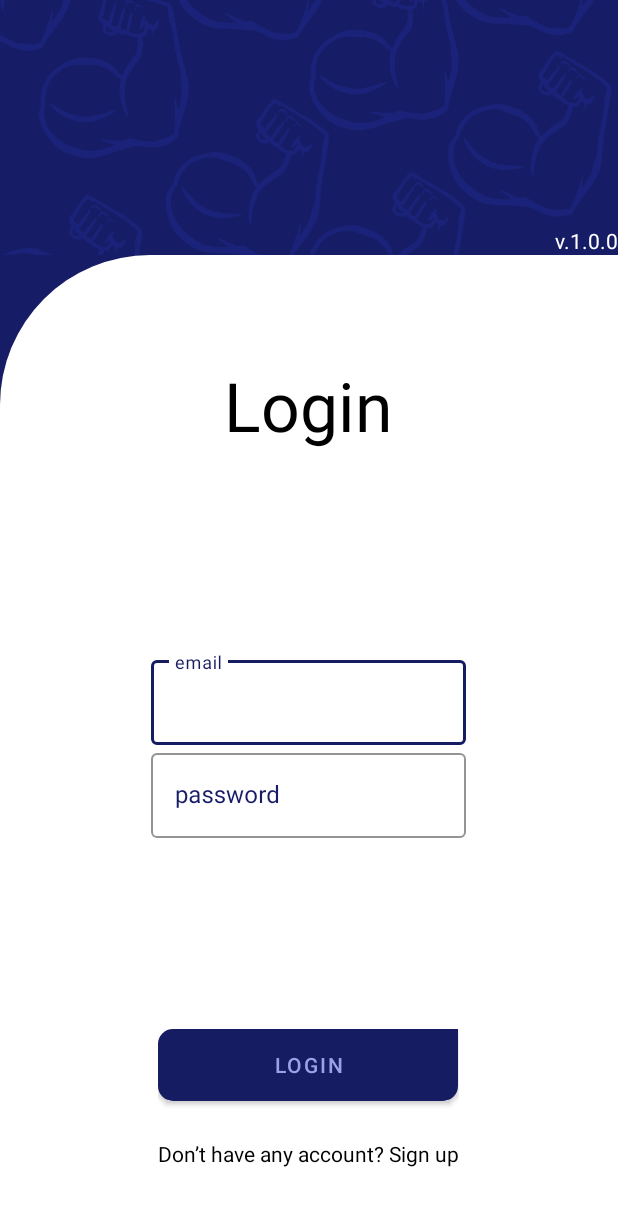
After one commit to JuanGarciaGomez/BeamApp, an Android app: the layout activity_login.xml on its own in the app's theme, with its tools: preview values and no code run, on a phone screen of 412 x 824 dp. The commit adds this screen. Shown: the top 1206 px of the screen. Run offline under Robolectric (Android 15) with nearby library versions, the phone set to English and light mode, and no system bars.

Commit message:
LoginUI
Was developed the screen that show up when you open the app.

```diff
--- a/app/build.gradle
+++ b/app/build.gradle
@@ -29,6 +29,10 @@ android {
     kotlinOptions {
         jvmTarget = '1.8'
     }
+
+    buildFeatures{
+        viewBinding = true
+    }
 }
 
 dependencies {
--- a/app/src/main/AndroidManifest.xml
+++ b/app/src/main/AndroidManifest.xml
@@ -8,9 +8,9 @@
         android:label="@string/app_name"
         android:roundIcon="@mipmap/ic_launcher_round"
         android:supportsRtl="true"
-        android:theme="@style/Theme.BeamApp">
+        android:theme="@style/Theme.App">
         <activity
-            android:name=".MainActivity"
+            android:name=".LoginActivity"
             android:exported="true">
             <intent-filter>
                 <action android:name="android.intent.action.MAIN" />
--- /dev/null
+++ b/app/src/main/java/beam/app/LoginActivity.kt
@@ -0,0 +1,30 @@
+package beam.app
+
+import android.R
+import android.os.Bundle
+import android.view.View
+import android.view.Window
+import android.view.WindowManager
+import androidx.appcompat.app.AppCompatActivity
+import androidx.core.content.ContextCompat
+import beam.app.databinding.ActivityLoginBinding
+
+
+class LoginActivity : AppCompatActivity() {
+    override fun onCreate(savedInstanceState: Bundle?) {
+        super.onCreate(savedInstanceState)
+
+        val binding = ActivityLoginBinding.inflate(layoutInflater)
+        setContentView(binding.root)
+
+        /**
+         * method that hide the action bar
+         * */
+        window.setFlags(
+            WindowManager.LayoutParams.FLAG_FULLSCREEN,
+            WindowManager.LayoutParams.FLAG_FULLSCREEN
+        )
+        window.decorView.systemUiVisibility = View.SYSTEM_UI_FLAG_FULLSCREEN
+        actionBar?.hide()
+    }
+}
--- a/app/src/main/java/beam/app/MainActivity.kt
+++ /dev/null
@@ -1,11 +0,0 @@
-package beam.app
-
-import androidx.appcompat.app.AppCompatActivity
-import android.os.Bundle
-
-class MainActivity : AppCompatActivity() {
-    override fun onCreate(savedInstanceState: Bundle?) {
-        super.onCreate(savedInstanceState)
-        setContentView(R.layout.activity_main)
-    }
-}
--- /dev/null
+++ b/app/src/main/res/drawable/shape_button.xml
@@ -0,0 +1,8 @@
+<shape xmlns:android="http://schemas.android.com/apk/res/android"
+    android:shape="rectangle">
+
+    <solid android:color="@color/back_ground_login" />
+    <corners android:topLeftRadius="10dp"
+            android:bottomLeftRadius="10dp"
+            android:bottomRightRadius="10dp"/>
+</shape>
--- /dev/null
+++ b/app/src/main/res/drawable/shape_login.xml
@@ -0,0 +1,7 @@
+<?xml version="1.0" encoding="utf-8"?>
+<shape xmlns:android="http://schemas.android.com/apk/res/android"
+    android:shape="rectangle">
+
+    <solid android:color="@color/white" />
+    <corners android:topLeftRadius="100dp" />
+</shape>
--- /dev/null
+++ b/app/src/main/res/layout/activity_login.xml
@@ -0,0 +1,124 @@
+<?xml version="1.0" encoding="utf-8"?>
+<LinearLayout xmlns:android="http://schemas.android.com/apk/res/android"
+    xmlns:app="http://schemas.android.com/apk/res-auto"
+    xmlns:tools="http://schemas.android.com/tools"
+    android:layout_width="match_parent"
+    android:layout_height="match_parent"
+    android:background="@color/back_ground_login"
+    android:orientation="vertical"
+    tools:context=".LoginActivity">
+
+    <RelativeLayout
+        android:layout_width="wrap_content"
+        android:layout_height="170dp"
+        android:orientation="vertical">
+
+        <ImageView
+            android:layout_width="wrap_content"
+            android:layout_height="170dp"
+            android:scaleType="centerCrop"
+            android:src="@drawable/arms" />
+
+        <TextView
+            android:id="@+id/version"
+            android:layout_width="wrap_content"
+            android:layout_height="wrap_content"
+            android:layout_alignParentEnd="true"
+            android:layout_alignParentBottom="true"
+            android:text="@string/v_1_0_0"
+            android:textColor="@color/white" />
+
+    </RelativeLayout>
+
+    <FrameLayout
+        android:layout_width="match_parent"
+        android:layout_height="match_parent"
+        android:layout_gravity="bottom"
+        android:background="@drawable/shape_login">
+
+        <LinearLayout
+            android:layout_width="wrap_content"
+            android:layout_height="wrap_content"
+            android:layout_gravity="center_horizontal"
+            android:layout_marginTop="70dp"
+            android:orientation="vertical">
+
+            <TextView
+                android:id="@+id/login_view"
+                android:layout_width="wrap_content"
+                android:layout_height="wrap_content"
+                android:layout_gravity="center_horizontal"
+                android:text="@string/login"
+                android:textColor="@color/black"
+                android:textSize="45sp" />
+
+        </LinearLayout>
+
+        <LinearLayout
+            android:layout_width="wrap_content"
+            android:layout_height="wrap_content"
+            android:layout_gravity="center"
+            android:orientation="vertical">
+
+
+            <com.google.android.material.textfield.TextInputLayout
+                android:id="@+id/outline_text_email"
+                style="@style/Widget.MaterialComponents.TextInputLayout.OutlinedBox"
+                android:layout_width="210dp"
+                android:layout_height="wrap_content"
+                android:layout_gravity="center"
+                android:hint="@string/email"
+                android:textColorHint="@color/back_ground_login"
+                app:boxStrokeColor="@color/first_color">
+
+                <com.google.android.material.textfield.TextInputEditText
+                    android:layout_width="match_parent"
+                    android:layout_height="wrap_content"
+                    android:textColor="@color/back_ground_login" />
+            </com.google.android.material.textfield.TextInputLayout>
+
+            <com.google.android.material.textfield.TextInputLayout
+                android:id="@+id/outline_text_pass"
+                style="@style/Widget.MaterialComponents.TextInputLayout.OutlinedBox"
+                android:layout_width="210dp"
+                android:layout_height="wrap_content"
+                android:layout_gravity="center"
+                android:hint="@string/password"
+                android:textColorHint="@color/back_ground_login"
+                app:boxStrokeColor="@color/first_color">
+
+                <com.google.android.material.textfield.TextInputEditText
+                    android:layout_width="match_parent"
+                    android:layout_height="wrap_content"
+                    android:textColor="@color/back_ground_login" />
+            </com.google.android.material.textfield.TextInputLayout>
+
+        </LinearLayout>
+
+        <LinearLayout
+            android:layout_width="wrap_content"
+            android:layout_height="wrap_content"
+            android:layout_gravity="bottom|center"
+            android:layout_marginBottom="45dp"
+            android:orientation="vertical">
+
+            <Button
+                android:layout_width="200dp"
+                android:layout_height="wrap_content"
+                android:layout_gravity="bottom|center"
+                android:background="@drawable/shape_button"
+                android:text="@string/login" />
+
+            <TextView
+                android:id="@+id/sign_in"
+                android:layout_width="wrap_content"
+                android:layout_height="wrap_content"
+                android:layout_gravity="center_horizontal"
+                android:layout_marginTop="25dp"
+                android:text="@string/don_t_have_any_account_sign_up"
+                android:textColor="@color/black" />
+
+        </LinearLayout>
+
+    </FrameLayout>
+</LinearLayout>
--- a/app/src/main/res/layout/activity_main.xml
+++ /dev/null
@@ -1,18 +0,0 @@
-<?xml version="1.0" encoding="utf-8"?>
-<androidx.constraintlayout.widget.ConstraintLayout xmlns:android="http://schemas.android.com/apk/res/android"
-    xmlns:app="http://schemas.android.com/apk/res-auto"
-    xmlns:tools="http://schemas.android.com/tools"
-    android:layout_width="match_parent"
-    android:layout_height="match_parent"
-    tools:context=".MainActivity">
-
-    <TextView
-        android:layout_width="wrap_content"
-        android:layout_height="wrap_content"
-        android:text="Hello World!"
-        app:layout_constraintBottom_toBottomOf="parent"
-        app:layout_constraintLeft_toLeftOf="parent"
-        app:layout_constraintRight_toRightOf="parent"
-        app:layout_constraintTop_toTopOf="parent" />
-
-</androidx.constraintlayout.widget.ConstraintLayout>
--- a/app/src/main/res/values-night/themes.xml
+++ /dev/null
@@ -1,16 +0,0 @@
-<resources xmlns:tools="http://schemas.android.com/tools">
-    <!-- Base application theme. -->
-    <style name="Theme.BeamApp" parent="Theme.MaterialComponents.DayNight.DarkActionBar">
-        <!-- Primary brand color. -->
-        <item name="colorPrimary">@color/purple_200</item>
-        <item name="colorPrimaryVariant">@color/purple_700</item>
-        <item name="colorOnPrimary">@color/black</item>
-        <!-- Secondary brand color. -->
-        <item name="colorSecondary">@color/teal_200</item>
-        <item name="colorSecondaryVariant">@color/teal_200</item>
-        <item name="colorOnSecondary">@color/black</item>
-        <!-- Status bar color. -->
-        <item name="android:statusBarColor" tools:targetApi="l">?attr/colorPrimaryVariant</item>
-        <!-- Customize your theme here. -->
-    </style>
-</resources>
--- a/app/src/main/res/values/colors.xml
+++ b/app/src/main/res/values/colors.xml
@@ -7,4 +7,8 @@
     <color name="teal_700">#FF018786</color>
     <color name="black">#FF000000</color>
     <color name="white">#FFFFFFFF</color>
+    <color name="back_ground_login">#161D66</color>
+    <color name="first_color">#151C61</color>
+    <color name="second_color">#9BA1E6</color>
+    <color name="third_color">#3140E0</color>
 </resources>
--- a/app/src/main/res/values/strings.xml
+++ b/app/src/main/res/values/strings.xml
@@ -1,3 +1,8 @@
 <resources>
     <string name="app_name">BeamApp</string>
+    <string name="login">Login</string>
+    <string name="email">email</string>
+    <string name="password">password</string>
+    <string name="don_t_have_any_account_sign_up">Don’t have any account? Sign up</string>
+    <string name="v_1_0_0">v.1.0.0</string>
 </resources>
--- a/app/src/main/res/values/themes.xml
+++ b/app/src/main/res/values/style.xml
@@ -1,10 +1,11 @@
+<?xml version="1.0" encoding="utf-8"?>
 <resources xmlns:tools="http://schemas.android.com/tools">
     <!-- Base application theme. -->
-    <style name="Theme.BeamApp" parent="Theme.MaterialComponents.DayNight.DarkActionBar">
+    <style name="Theme.App" parent="Theme.MaterialComponents.DayNight.NoActionBar">
         <!-- Primary brand color. -->
-        <item name="colorPrimary">@color/purple_500</item>
-        <item name="colorPrimaryVariant">@color/purple_700</item>
-        <item name="colorOnPrimary">@color/white</item>
+        <item name="colorPrimary">@color/first_color</item>
+        <item name="colorPrimaryVariant">@color/third_color</item>
+        <item name="colorOnPrimary">@color/second_color</item>
         <!-- Secondary brand color. -->
         <item name="colorSecondary">@color/teal_200</item>
         <item name="colorSecondaryVariant">@color/teal_700</item>
--- a/build.gradle
+++ b/build.gradle
@@ -6,7 +6,7 @@ buildscript {
     }
     dependencies {
         classpath "com.android.tools.build:gradle:7.0.0"
-        classpath "org.jetbrains.kotlin:kotlin-gradle-plugin:1.5.20"
+        classpath 'org.jetbrains.kotlin:kotlin-gradle-plugin:1.5.30'
 
         // NOTE: Do not place your application dependencies here; they belong
         // in the individual module build.gradle files
```
Also changed, not shown: app/src/main/res/drawable/arms.png (added).
